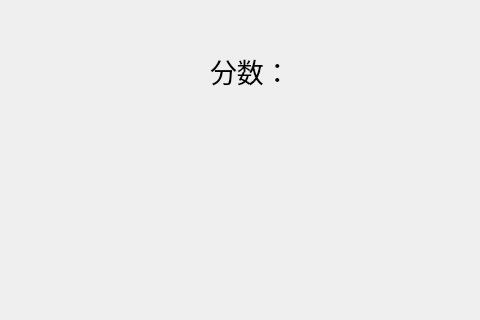
Old version of the form Bejeweled/cgamedlg.ui in the repository Paitesanshi/Data-Structure-Project; both pictures show x 720 to 1200 and y 0 to 320 of the 1200 by 900 pixel window.
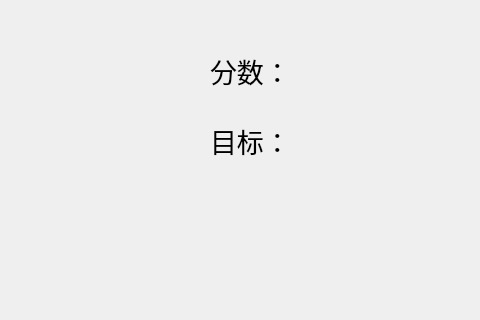
New version of the form.

The edit to the form file:
```diff
--- a/Bejeweled/cgamedlg.ui
+++ b/Bejeweled/cgamedlg.ui
@@ -57,6 +57,24 @@
     <string>HINT</string>
    </property>
   </widget>
+  <widget class="QLabel" name="label_2">
+   <property name="geometry">
+    <rect>
+     <x>930</x>
+     <y>110</y>
+     <width>201</width>
+     <height>61</height>
+    </rect>
+   </property>
+   <property name="font">
+    <font>
+     <pointsize>20</pointsize>
+    </font>
+   </property>
+   <property name="text">
+    <string>目标：</string>
+   </property>
+  </widget>
  </widget>
  <resources/>
  <connections/>
```
